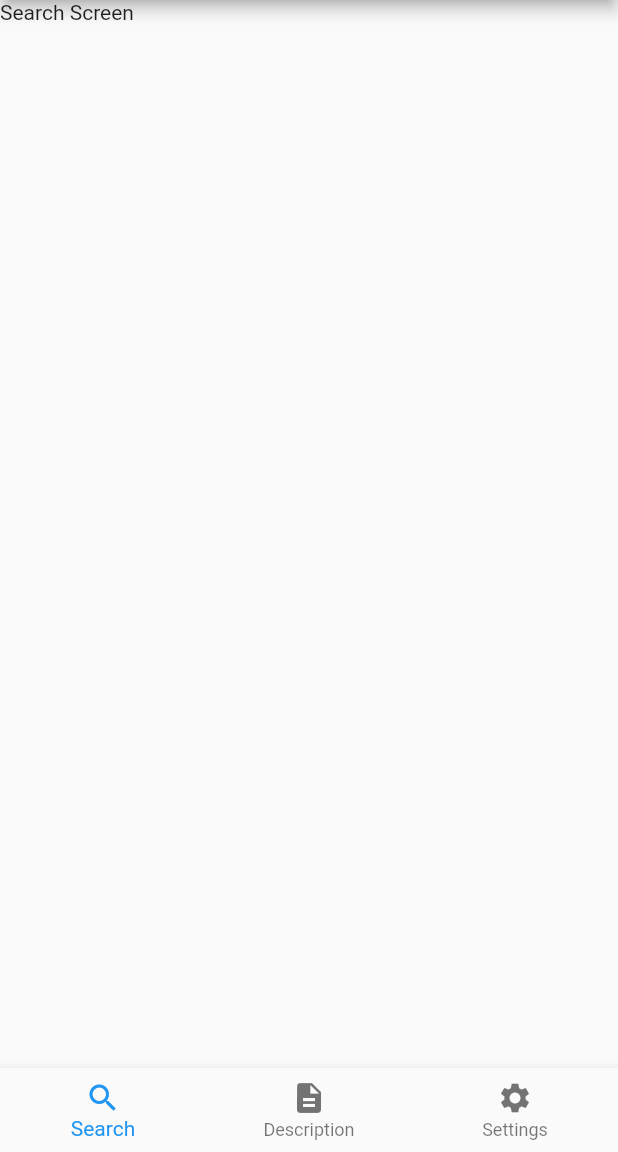
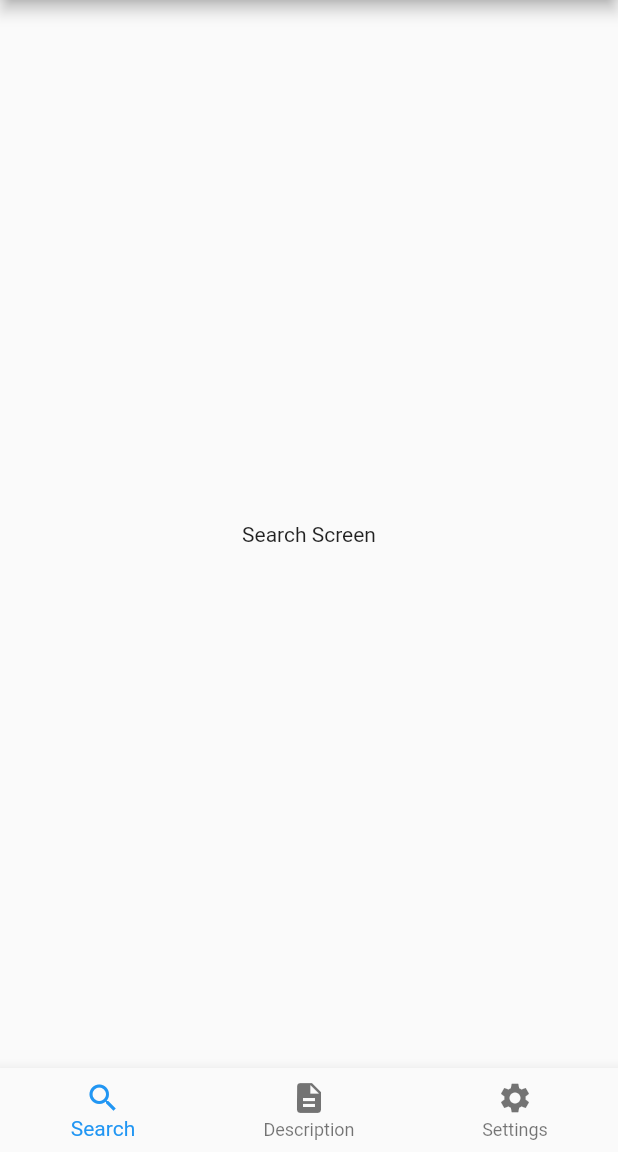
Before and after one commit to Galti/dictionary_mobile_app, a Flutter app: the screen it shows after launch, on a phone screen of 412 x 824 dp, the part 84-1236 px from its top. Run offline on Flutter 3.47's test engine with Material 2 defaults, Android fonts, the phone set to English and light mode, and no system bars.

Commit message:
Add screens directory

```diff
--- a/lib/App.dart
+++ b/lib/App.dart
@@ -1,3 +1,6 @@
+import 'package:dictionary_mobile_app/screens/DescriptionScreen.dart';
+import 'package:dictionary_mobile_app/screens/SearchScreen.dart';
+import 'package:dictionary_mobile_app/screens/SettingsScreen.dart';
 import 'package:flutter/material.dart';
 
 class App extends StatefulWidget {
@@ -36,9 +39,9 @@ class _AppState extends State<App> {
         currentIndex: _selectedIndex,
       ),
       body: [
-        Text('Search Screen'),
-        Text('Description Screen'),
-        Text('Settings Screen'),
+        SearchScreen(),
+        DescriptionScreen(),
+        SettingsScreen(),
       ].elementAt(_selectedIndex),
     );
   }
--- /dev/null
+++ b/lib/screens/SearchScreen.dart
@@ -0,0 +1,12 @@
+import 'package:flutter/cupertino.dart';
+
+class SearchScreen extends StatelessWidget {
+  @override
+  Widget build(BuildContext context) {
+    return Container(
+      child: Center(
+        child: Text('Search Screen'),
+      ),
+    );
+  }
+}
```
Also changed, not shown: lib/screens/DescriptionScreen.dart (added, +12 -0 lines), lib/screens/SettingsScreen.dart (added, +12 -0 lines).
